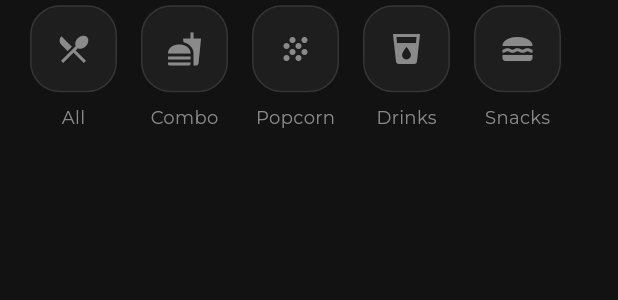
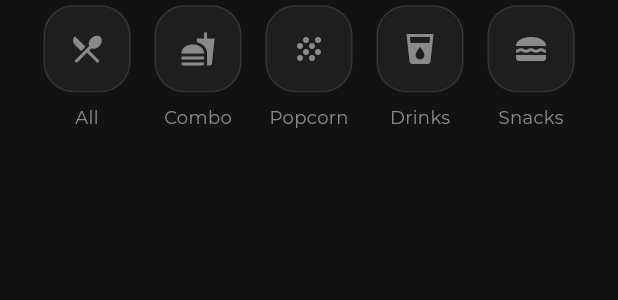
Before and after one commit to adalahruna/UAS-PBP-CINEMA-NOIR, a Flutter app: the FoodCategoryButtons widget shown alone on an empty page, opened directly with empty values, on a phone screen of 412 x 824 dp. Shown: the top 300 px of the screen. Run offline on Flutter 3.47's test engine with Material 3 defaults, Android fonts, the phone set to English and light mode, and no system bars; our stand-ins replace animated_text_kit, bloc, cached_network_image, carousel_slider, cloud_firestore, dio and 10 more; missing offline and left inert: dart:html, dart:ui_web; accounts and stored records are empty; network calls fail.

```diff
--- a/lib/features/food_order/presentation/widgets/food_category_buttons.dart
+++ b/lib/features/food_order/presentation/widgets/food_category_buttons.dart
@@ -23,16 +23,24 @@ class FoodCategoryButtons extends StatelessWidget {
   Widget build(BuildContext context) {
     return SizedBox(
       height: 90,
-      child: ListView.separated(
-        padding: const EdgeInsets.symmetric(horizontal: 20),
+      // Menggunakan Center dan SingleChildScrollView agar tombol berada di tengah
+      // tapi tetap bisa di-scroll jika layar terlalu kecil/sempit.
+      child: Center(
+        child: SingleChildScrollView(
           scrollDirection: Axis.horizontal,
-        itemCount: categories.length,
-        separatorBuilder: (context, index) => const SizedBox(width: 16),
-        itemBuilder: (context, index) {
-          final cat = categories[index];
+          physics: const BouncingScrollPhysics(),
+          child: Row(
+            mainAxisAlignment: MainAxisAlignment.center,
+            mainAxisSize:
+                MainAxisSize.min, // Agar Row menyesuaikan lebar konten
+            children: categories.map((cat) {
               final isSelected = selectedCategory == cat['id'];
+              // Tambahkan jarak antar item (kecuali item terakhir)
+              final isLast = cat == categories.last;
 
-          return GestureDetector(
+              return Padding(
+                padding: EdgeInsets.only(right: isLast ? 0 : 16),
+                child: GestureDetector(
                   onTap: () => onCategorySelected(cat['id']),
                   child: Column(
                     mainAxisAlignment: MainAxisAlignment.center,
@@ -41,10 +49,10 @@ class FoodCategoryButtons extends StatelessWidget {
                         duration: const Duration(milliseconds: 200),
                         padding: const EdgeInsets.all(16),
                         decoration: BoxDecoration(
-                    color: isSelected ? AppColors.gold : AppColors.darkGrey,
-                    borderRadius: BorderRadius.circular(
-                      20,
-                    ), // Bentuk Squircle Modern
+                          color: isSelected
+                              ? AppColors.gold
+                              : AppColors.darkGrey,
+                          borderRadius: BorderRadius.circular(20),
                           boxShadow: [
                             if (isSelected)
                               BoxShadow(
@@ -68,7 +76,9 @@ class FoodCategoryButtons extends StatelessWidget {
                       Text(
                         cat['label'],
                         style: TextStyle(
-                    color: isSelected ? AppColors.gold : AppColors.textGrey,
+                          color: isSelected
+                              ? AppColors.gold
+                              : AppColors.textGrey,
                           fontSize: 12,
                           fontWeight: isSelected
                               ? FontWeight.bold
@@ -77,8 +87,11 @@ class FoodCategoryButtons extends StatelessWidget {
                       ),
                     ],
                   ),
+                ),
               );
-        },
+            }).toList(),
+          ),
+        ),
       ),
     );
   }
```
Also changed, not shown: lib/features/food_order/presentation/pages/food_order_page.dart (+168 -42 lines). Lines whose indentation alone changed are shown as unchanged.
